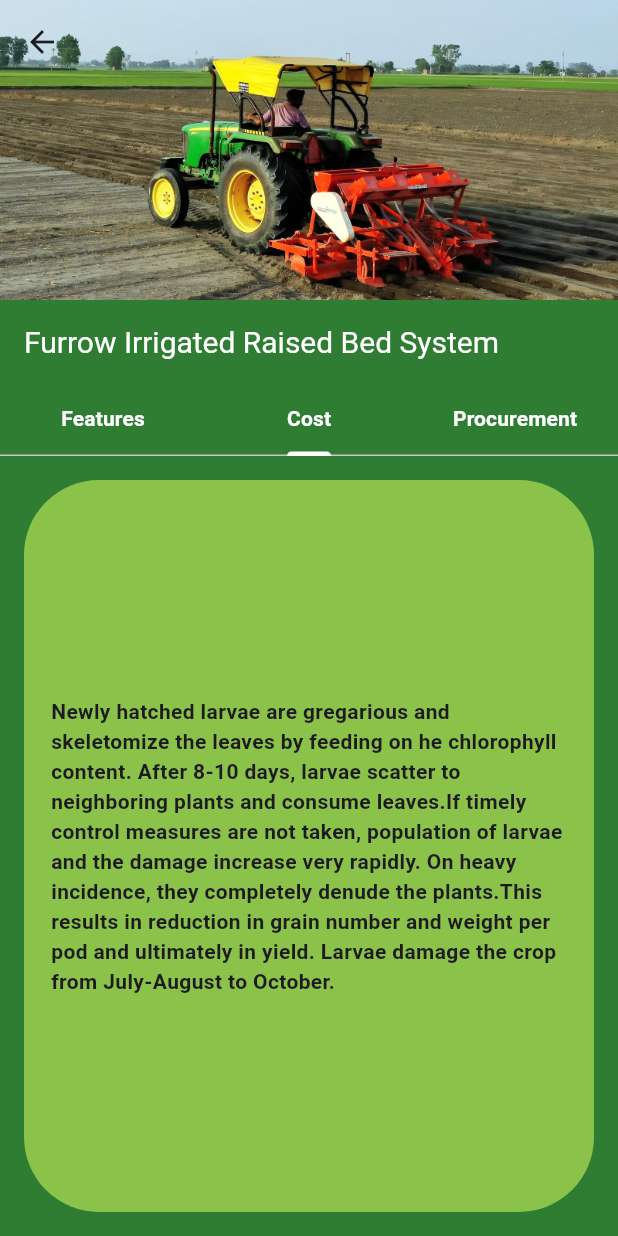
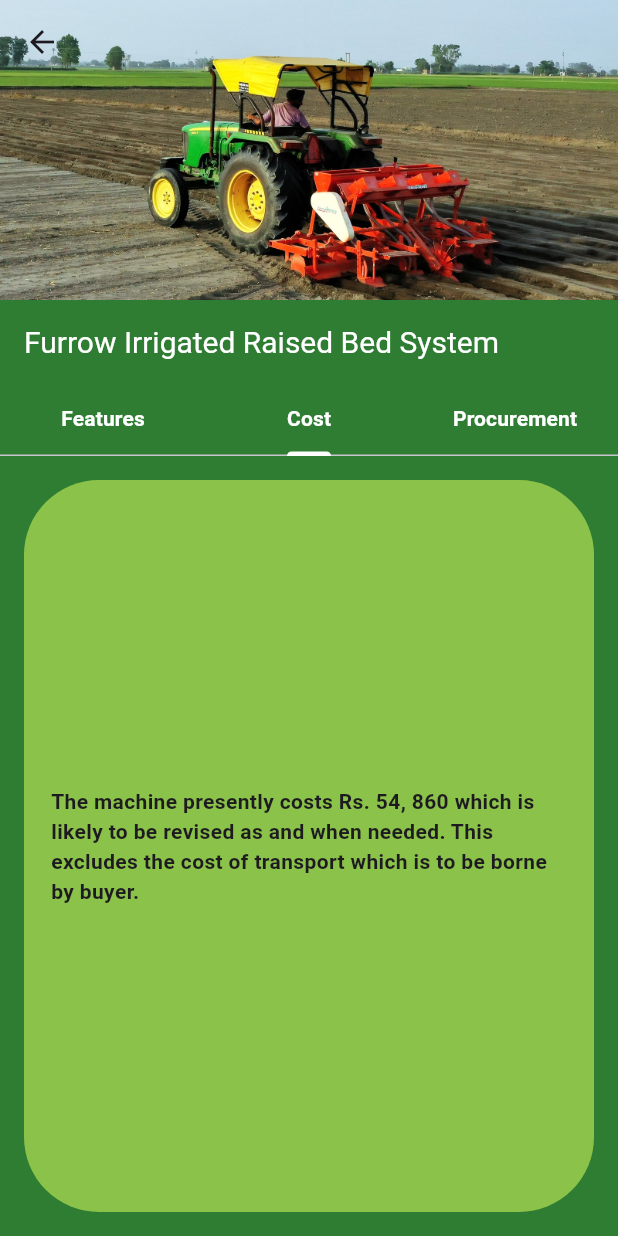
Before and after one commit to AkarshPuranik/flutter_sample_2-, a Flutter app: the Irrigated screen opened directly, tab 2 chosen, on a phone screen of 412 x 824 dp. Run offline on Flutter 3.47's test engine with Material 3 defaults, Android fonts, the phone set to English and light mode, and no system bars; missing offline and left inert: dart:ffi.

Commit message:
babyyy i miss you

```diff
--- a/lib/IntroPage.dart
+++ b/lib/IntroPage.dart
@@ -1,6 +1,7 @@
 import 'package:flutter/material.dart';
 import 'package:soybeaan_icrc/ContentPage.dart';
 import 'package:soybeaan_icrc/Disease_Management.dart';
+import 'package:soybeaan_icrc/farm.dart';
 import 'package:soybeaan_icrc/soyfood.dart';
 import 'Crop_Management.dart';
 import 'package:soybeaan_icrc/SoyInsect.dart';
@@ -108,7 +109,7 @@ import 'package:soybeaan_icrc/SoyInsect.dart';
     Navigator.push(
     context,
     MaterialPageRoute(
-    builder: (context) => SoyInsect(),
+    builder: (context) => farm(),
     ),
     );
     },
--- a/lib/farmcont/irrigated.dart
+++ b/lib/farmcont/irrigated.dart
@@ -72,7 +72,7 @@ class Irrigated extends StatelessWidget {
                           color: Colors.lightGreen,
                           borderRadius:BorderRadius.circular(50)
                       ),
-                      child: Center(child: Text('Adult moths are light yellow or pink in colour. Wings are also light yellow with small black spots.Young larvae are dirty yellow which become brownish red later on. Larvae possess long bristles all over the body.',style: TextStyle(fontWeight: FontWeight.bold))  ),
+                      child: Center(child: Text('The FIRBS machine has a facility to adjust desired depth of sowing.This is multipurpose machine which can be used for both kharif and rabi crops simply by adding or removing the furrow openers.FIRBS machine can form channels in alluvial soils with 35 to 40 PTO HP tractors.This machine has a provision to adjust desired row to row distance.FIRBS machine facilitates irrigation through channels easily as and when desired.Crop sown with FIRBS machine has a facility to drain out water in heavy down pour situation with in short period of time through the furrows.FIRBS machine helps to store rain water in the field channels and prevent runoff unlike flat bed sown field.The FIRBS machine frame can be used to remove weed from the beds with the help of tractor with thin tyres by using the sweeps which are provided as an additional option.Additional 3 tines are provided with the machine for use in rabi crops.The machine is quite sturdy and has been designed to have minimum breakdown.The FIRBS machine has a facility to cover the sown seeds simultaneously.The machine has provision for 6 rows with 3 additional furrow openers.',style: TextStyle(fontWeight: FontWeight.bold))  ),
 
                     ),
 
@@ -85,7 +85,7 @@ class Irrigated extends StatelessWidget {
                           color: Colors.lightGreen,
                           borderRadius:BorderRadius.circular(50)
                       ),
-                      child:   Center(child: Text('Newly hatched larvae are gregarious and skeletomize the leaves by feeding on he chlorophyll content. After 8-10 days, larvae scatter to neighboring plants and consume leaves.If timely control measures are not taken, population of larvae and the damage increase very rapidly. On heavy incidence, they completely denude the plants.This results in reduction in grain number and weight per pod and ultimately in yield. Larvae damage the crop from July-August to October.',style: TextStyle(fontWeight: FontWeight.bold))),
+                      child:   Center(child: Text('The machine presently costs Rs. 54, 860 which is likely to be revised as and when needed. This excludes the cost of transport which is to be borne by buyer.',style: TextStyle(fontWeight: FontWeight.bold))),
 
                     ),
                     Container(
@@ -96,7 +96,7 @@ class Irrigated extends StatelessWidget {
                           color: Colors.lightGreen,
                           borderRadius:BorderRadius.circular(50)
                       ),
-                      child: Center(child: Text('Generally theBihar hairy caterpillar can be found in abundant numbers on single soybean plant and feed on foliage leaving only veins. These plants should be removed and destroyed for preventing its further spread.If needed, the crop should be sprayed with Triazophos 40 EC (0.8 l/ha) or Quinolphos 25 EC (1.5 l/ha) or Indoxacarb 14.5 SC (0.3 l/ha) or Chlorentraniliprol 18.5 SC (0.10 l/ha) to manage the pests.',style: TextStyle(fontWeight: FontWeight.bold)) ),
+                      child: Center(child: Text('Order and payment for FIBS machine is to be made to Director, DSR, KhandwaRoad, Indore 452001, M. P.',style: TextStyle(fontWeight: FontWeight.bold)) ),
                     )
 
                   ],
--- a/lib/farmcont/ridge.dart
+++ b/lib/farmcont/ridge.dart
@@ -72,7 +72,7 @@ class Ridge extends StatelessWidget {
                           color: Colors.lightGreen,
                           borderRadius:BorderRadius.circular(50)
                       ),
-                      child: Center(child: Text('Adult moths are light yellow or pink in colour. Wings are also light yellow with small black spots.Young larvae are dirty yellow which become brownish red later on. Larvae possess long bristles all over the body.',style: TextStyle(fontWeight: FontWeight.bold))  ),
+                      child: Center(child: Text('The Ridge fertilizer drill cum seed planter machine has a ability to adjust desired depth of basal doze fertilizer.The Ridge fertilizer drill cum seed planter machine has a ability to adjust desired depth of soybean seeds for sowing.Ridge fertilizer drill cum seed planter machine can be operating with 55 PTO HP tractors.This machine has a provision to adjust desired row to row distance.This machine also facilitates irrigation through channels easily as and when desired.The machine has additional channel opener wings which are provided as an additional option for increasing/ decreasing with of the channels and height of the ridges.The machine has ridge stabilizer at the rear end of the frame.The Ridge fertilizer drill cum seed planter machine has a facility to change the seed dropping roller as per the size of the seed.Ridge fertilizer drill cum seed planter machine has provision of 4 furrow openers with 5 additional furrow openers.',style: TextStyle(fontWeight: FontWeight.bold))  ),
 
                     ),
 
@@ -85,7 +85,7 @@ class Ridge extends StatelessWidget {
                           color: Colors.lightGreen,
                           borderRadius:BorderRadius.circular(50)
                       ),
-                      child:   Center(child: Text('Newly hatched larvae are gregarious and skeletomize the leaves by feeding on he chlorophyll content. After 8-10 days, larvae scatter to neighboring plants and consume leaves.If timely control measures are not taken, population of larvae and the damage increase very rapidly. On heavy incidence, they completely denude the plants.This results in reduction in grain number and weight per pod and ultimately in yield. Larvae damage the crop from July-August to October.',style: TextStyle(fontWeight: FontWeight.bold))),
+                      child:   Center(child: Text('The machine presently costs Rs. 69,100/-(04 bottom) Rs. 74,800/-(05 bottom)which is likely to be revised as and when needed. This excludes the cost of transport which is to be borne by buyer.which is to be borne by buyer.',style: TextStyle(fontWeight: FontWeight.bold))),
 
                     ),
                     Container(
@@ -96,7 +96,7 @@ class Ridge extends StatelessWidget {
                           color: Colors.lightGreen,
                           borderRadius:BorderRadius.circular(50)
                       ),
-                      child: Center(child: Text('Generally theBihar hairy caterpillar can be found in abundant numbers on single soybean plant and feed on foliage leaving only veins. These plants should be removed and destroyed for preventing its further spread.If needed, the crop should be sprayed with Triazophos 40 EC (0.8 l/ha) or Quinolphos 25 EC (1.5 l/ha) or Indoxacarb 14.5 SC (0.3 l/ha) or Chlorentraniliprol 18.5 SC (0.10 l/ha) to manage the pests.',style: TextStyle(fontWeight: FontWeight.bold)) ),
+                      child: Center(child: Text('Order and payment for Ridge fertilizer drill cum seed planter machine is to be made to Director, DSR, Khandwa Road, Indore 452001, M. P.',style: TextStyle(fontWeight: FontWeight.bold)) ),
                     )
 
                   ],
--- a/lib/farmcont/single.dart
+++ b/lib/farmcont/single.dart
@@ -72,7 +72,7 @@ class Single extends StatelessWidget {
                           color: Colors.lightGreen,
                           borderRadius:BorderRadius.circular(50)
                       ),
-                      child: Center(child: Text('Adult moths are light yellow or pink in colour. Wings are also light yellow with small black spots.Young larvae are dirty yellow which become brownish red later on. Larvae possess long bristles all over the body.',style: TextStyle(fontWeight: FontWeight.bold))  ),
+                      child: Center(child: Text('A Ridge seed planter has been developed for soybean crop, which is capable of placing the soybean seeds at desired depth on the ridge formed.Placement of seed on the formed ridge increases moisture use efficiency benefitting the crop. This machine is useful for moisture stress management in Vertisols due to variations in rainfall.Ridge seed planter machine has been commercialized.This land configuration technique helps to drain out excessive rainwater and can also facilitate irrigation with ease as and when needed.',style: TextStyle(fontWeight: FontWeight.bold))  ),
 
                     ),
 
@@ -85,7 +85,7 @@ class Single extends StatelessWidget {
                           color: Colors.lightGreen,
                           borderRadius:BorderRadius.circular(50)
                       ),
-                      child:   Center(child: Text('Newly hatched larvae are gregarious and skeletomize the leaves by feeding on he chlorophyll content. After 8-10 days, larvae scatter to neighboring plants and consume leaves.If timely control measures are not taken, population of larvae and the damage increase very rapidly. On heavy incidence, they completely denude the plants.This results in reduction in grain number and weight per pod and ultimately in yield. Larvae damage the crop from July-August to October.',style: TextStyle(fontWeight: FontWeight.bold))),
+                      child:   Center(child: Text('The machine presently costs Rs. 65,250/-which is likely to be revised as and when needed. This excludes the cost of transport which is to be borne by buyer.',style: TextStyle(fontWeight: FontWeight.bold))),
 
                     ),
                     Container(
@@ -96,7 +96,7 @@ class Single extends StatelessWidget {
                           color: Colors.lightGreen,
                           borderRadius:BorderRadius.circular(50)
                       ),
-                      child: Center(child: Text('Generally theBihar hairy caterpillar can be found in abundant numbers on single soybean plant and feed on foliage leaving only veins. These plants should be removed and destroyed for preventing its further spread.If needed, the crop should be sprayed with Triazophos 40 EC (0.8 l/ha) or Quinolphos 25 EC (1.5 l/ha) or Indoxacarb 14.5 SC (0.3 l/ha) or Chlorentraniliprol 18.5 SC (0.10 l/ha) to manage the pests.',style: TextStyle(fontWeight: FontWeight.bold)) ),
+                      child: Center(child: Text('Order and payment for Single Ridge Seed Planter machine is to be made to Director, DSR, Khandwa Road, Indore 452001, M.P.',style: TextStyle(fontWeight: FontWeight.bold)) ),
                     )
 
                   ],
--- a/lib/farmcont/soybean.dart
+++ b/lib/farmcont/soybean.dart
@@ -72,7 +72,7 @@ class Soy extends StatelessWidget {
                           color: Colors.lightGreen,
                           borderRadius:BorderRadius.circular(50)
                       ),
-                      child: Center(child: Text('Adult moths are light yellow or pink in colour. Wings are also light yellow with small black spots.Young larvae are dirty yellow which become brownish red later on. Larvae possess long bristles all over the body.',style: TextStyle(fontWeight: FontWeight.bold))  ),
+                      child: Center(child: Text('It is a unique machine with provisions for drilling the seeds and also to plant the seeds ie. to maintain seed to seed distance.Either of the two options can be used iust by shifting the plastic pipe from one hole to another.This is a machine which helps farmer to drill or plant the soybean seeds and also other crops with proper adjustment.This unique machine can perform both drilling and planting operations.',style: TextStyle(fontWeight: FontWeight.bold))  ),
 
                     ),
 
@@ -85,7 +85,7 @@ class Soy extends StatelessWidget {
                           color: Colors.lightGreen,
                           borderRadius:BorderRadius.circular(50)
                       ),
-                      child:   Center(child: Text('Newly hatched larvae are gregarious and skeletomize the leaves by feeding on he chlorophyll content. After 8-10 days, larvae scatter to neighboring plants and consume leaves.If timely control measures are not taken, population of larvae and the damage increase very rapidly. On heavy incidence, they completely denude the plants.This results in reduction in grain number and weight per pod and ultimately in yield. Larvae damage the crop from July-August to October.',style: TextStyle(fontWeight: FontWeight.bold))),
+                      child:   Center(child: Text('The machine presently costs Rs. 67,200/-which is likely to be revised as and when needed. This excludes the cost of transport which is to be borne by buyer.',style: TextStyle(fontWeight: FontWeight.bold))),
 
                     ),
                     Container(
@@ -96,7 +96,7 @@ class Soy extends StatelessWidget {
                           color: Colors.lightGreen,
                           borderRadius:BorderRadius.circular(50)
                       ),
-                      child: Center(child: Text('Generally theBihar hairy caterpillar can be found in abundant numbers on single soybean plant and feed on foliage leaving only veins. These plants should be removed and destroyed for preventing its further spread.If needed, the crop should be sprayed with Triazophos 40 EC (0.8 l/ha) or Quinolphos 25 EC (1.5 l/ha) or Indoxacarb 14.5 SC (0.3 l/ha) or Chlorentraniliprol 18.5 SC (0.10 l/ha) to manage the pests.',style: TextStyle(fontWeight: FontWeight.bold)) ),
+                      child: Center(child: Text('Order and payment for Soybean Seed Drill cum Planter (two in one) machine is to be made to Director, DSR, Khandwa Road, Indore 452001, M.P.',style: TextStyle(fontWeight: FontWeight.bold)) ),
                     )
 
                   ],
--- a/lib/farmcont/subsoiler.dart
+++ b/lib/farmcont/subsoiler.dart
@@ -72,7 +72,7 @@ class Sub extends StatelessWidget {
                           color: Colors.lightGreen,
                           borderRadius:BorderRadius.circular(50)
                       ),
-                      child: Center(child: Text('Adult moths are light yellow or pink in colour. Wings are also light yellow with small black spots.Young larvae are dirty yellow which become brownish red later on. Larvae possess long bristles all over the body.',style: TextStyle(fontWeight: FontWeight.bold))  ),
+                      child: Center(child: Text('The subsoiler has a facility to adjust desired depth of sub soiling as per requirement. It has provision to adjust maximum depth of 2.5feet in vertisols and can penetrate into heavy clay soils also.This is multipurpose machine which can be used for both rabi and kharif crops simply by adding or removing the furrow openers.Subsoiler can form narrow deep furrows in vertisols.Subsoiler facilitates percolation of rain water.Subsoiler helps to store rain water in the field channel and prevent runoff unlike flat bed sown field.The subsoiler frame can be used to remove deep rooted weeds.The machine can break the hard pan formed due to any reason.The machine is quite sturdy and parts have been designed to prevent breakdown in vertisols.The subsoiler is designed to lift soil from the bottom.It can be used to drain out subsoil excess water.Crop sown with subsoiler has a facility to drain out water from the subsoil with the help of iron ball and chain which can be attached to shank of the subsoiler.',style: TextStyle(fontWeight: FontWeight.bold))  ),
 
                     ),
 
@@ -85,7 +85,7 @@ class Sub extends StatelessWidget {
                           color: Colors.lightGreen,
                           borderRadius:BorderRadius.circular(50)
                       ),
-                      child:   Center(child: Text('Newly hatched larvae are gregarious and skeletomize the leaves by feeding on he chlorophyll content. After 8-10 days, larvae scatter to neighboring plants and consume leaves.If timely control measures are not taken, population of larvae and the damage increase very rapidly. On heavy incidence, they completely denude the plants.This results in reduction in grain number and weight per pod and ultimately in yield. Larvae damage the crop from July-August to October.',style: TextStyle(fontWeight: FontWeight.bold))),
+                      child:   Center(child: Text('The machine presently costs Rs. 67,200/-which is likely to be revised as and when needed. This excludes the cost of transport which is to be borne by buyer.',style: TextStyle(fontWeight: FontWeight.bold))),
 
                     ),
                     Container(
@@ -96,7 +96,7 @@ class Sub extends StatelessWidget {
                           color: Colors.lightGreen,
                           borderRadius:BorderRadius.circular(50)
                       ),
-                      child: Center(child: Text('Generally theBihar hairy caterpillar can be found in abundant numbers on single soybean plant and feed on foliage leaving only veins. These plants should be removed and destroyed for preventing its further spread.If needed, the crop should be sprayed with Triazophos 40 EC (0.8 l/ha) or Quinolphos 25 EC (1.5 l/ha) or Indoxacarb 14.5 SC (0.3 l/ha) or Chlorentraniliprol 18.5 SC (0.10 l/ha) to manage the pests.',style: TextStyle(fontWeight: FontWeight.bold)) ),
+                      child: Center(child: Text('Order and payment for subsoiler machine is to be made to Director, DSR, Khandwa Road, Indore 452001, M.P.',style: TextStyle(fontWeight: FontWeight.bold)) ),
                     )
 
                   ],
--- a/lib/farmcont/sweep.dart
+++ b/lib/farmcont/sweep.dart
@@ -72,7 +72,7 @@ class Sweep extends StatelessWidget {
                           color: Colors.lightGreen,
                           borderRadius:BorderRadius.circular(50)
                       ),
-                      child: Center(child: Text('Adult moths are light yellow or pink in colour. Wings are also light yellow with small black spots.Young larvae are dirty yellow which become brownish red later on. Larvae possess long bristles all over the body.',style: TextStyle(fontWeight: FontWeight.bold))  ),
+                      child: Center(child: Text('The sweep seed drill has a facility to sow and simultaneously do weeding cum tillage operation.The machine is specially devised to use it for both kharif and rabi crops.The machine has a provision to maintain row to row distance.Rows in the seed drill are adjustable.Sweep seed drill facilitates prevention of inundation from rain water.Crop sown with seed drill has a facility to drain out water from the soil.Sweep seed drill helps to store rain water in the field channel and prevention run off unlike flat bed sown field.The sweep seed drill pushes the soil towards the sowing furrow thus forming slope between the soybean and shallow channel.This machine can also control sowing depth.The machine is quite sturdy and all parts have been designed to have no breakdown.The sweep seed drill is designed to lift soil from bottom.It tills the soil and uproots the feed also from the top surface of the soil.',style: TextStyle(fontWeight: FontWeight.bold))  ),
 
                     ),
 
@@ -85,7 +85,7 @@ class Sweep extends StatelessWidget {
                           color: Colors.lightGreen,
                           borderRadius:BorderRadius.circular(50)
                       ),
-                      child:   Center(child: Text('Newly hatched larvae are gregarious and skeletomize the leaves by feeding on he chlorophyll content. After 8-10 days, larvae scatter to neighboring plants and consume leaves.If timely control measures are not taken, population of larvae and the damage increase very rapidly. On heavy incidence, they completely denude the plants.This results in reduction in grain number and weight per pod and ultimately in yield. Larvae damage the crop from July-August to October.',style: TextStyle(fontWeight: FontWeight.bold))),
+                      child:   Center(child: Text('The machine presently costs Rs. 50,000/-which is likely to be revised as and when needed. This excludes the cost of transport which is to be borne by buyer.',style: TextStyle(fontWeight: FontWeight.bold))),
 
                     ),
                     Container(
@@ -96,7 +96,7 @@ class Sweep extends StatelessWidget {
                           color: Colors.lightGreen,
                           borderRadius:BorderRadius.circular(50)
                       ),
-                      child: Center(child: Text('Generally theBihar hairy caterpillar can be found in abundant numbers on single soybean plant and feed on foliage leaving only veins. These plants should be removed and destroyed for preventing its further spread.If needed, the crop should be sprayed with Triazophos 40 EC (0.8 l/ha) or Quinolphos 25 EC (1.5 l/ha) or Indoxacarb 14.5 SC (0.3 l/ha) or Chlorentraniliprol 18.5 SC (0.10 l/ha) to manage the pests.',style: TextStyle(fontWeight: FontWeight.bold)) ),
+                      child: Center(child: Text('Order and payment for sweep seed drill machine is to be made to Director, DSR, Khandwa Road, Indore 452001, M.P.',style: TextStyle(fontWeight: FontWeight.bold)) ),
                     )
 
                   ],
```
